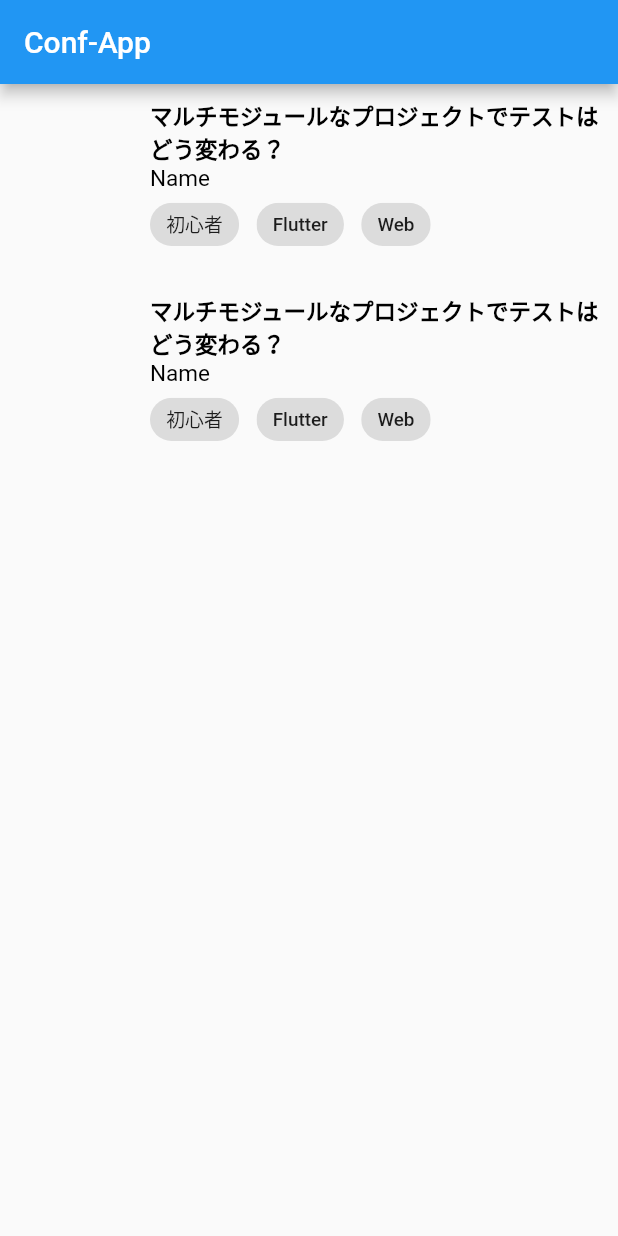
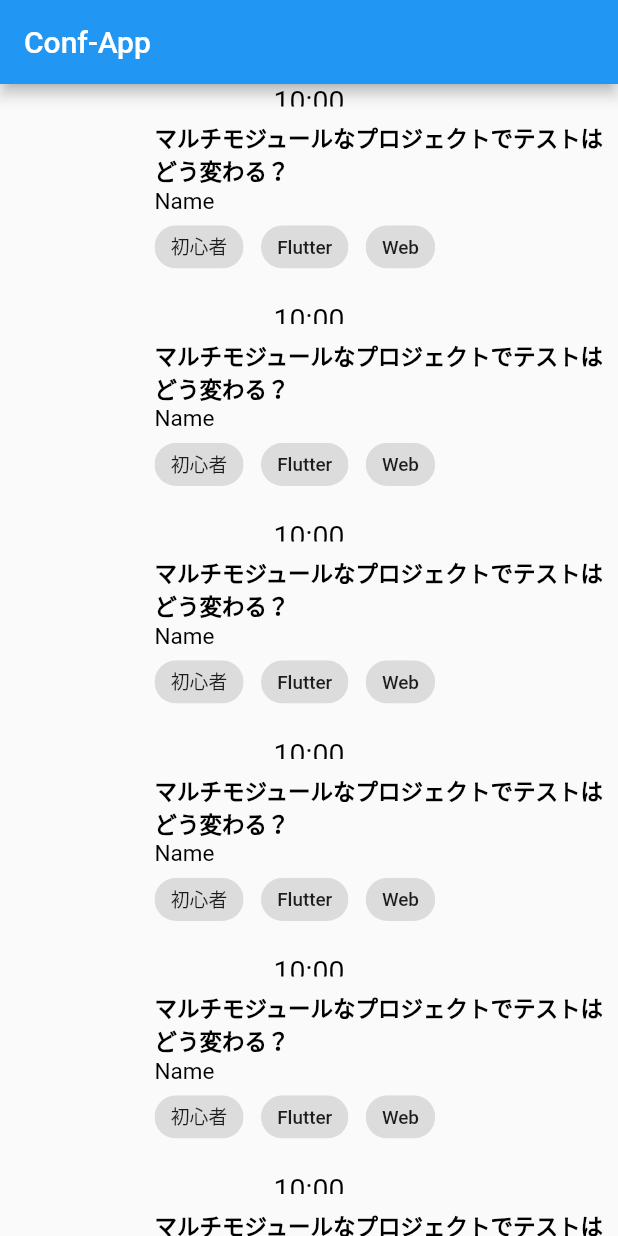
Before and after one commit to KouT127/conf_clone_app, a Flutter app: the screen it shows after launch, on a phone screen of 412 x 824 dp. Run offline on Flutter 3.47's test engine with Material 2 defaults, Android fonts, the phone set to English and light mode, and no system bars; drawn by our look-alikes of sticky_headers.

Commit message:
Add StickyHeader in TimeTableView

```diff
--- a/conf_clone_app/lib/ui/pages/time_table.dart
+++ b/conf_clone_app/lib/ui/pages/time_table.dart
@@ -1,4 +1,30 @@
 import 'package:flutter/material.dart';
+import 'package:sticky_headers/sticky_headers.dart';
+
+class TimeTableView extends StatelessWidget {
+  @override
+  Widget build(BuildContext context) {
+    return Flex(
+      direction: Axis.vertical,
+      children: <Widget>[
+        SizedBox(
+          height: 25.0,
+          width: double.infinity,
+          child: Flex(
+            direction: Axis.horizontal,
+            children: <Widget>[
+              Text(
+                '2019.2.14',
+                style: TextStyle(fontSize: 22.0, color: Colors.grey),
+              )
+            ],
+          ),
+        ),
+        Expanded(child: TimeTableList())
+      ],
+    );
+  }
+}
 
 class TimeTableList extends StatefulWidget {
   @override
@@ -8,9 +34,31 @@ class TimeTableList extends StatefulWidget {
 class _TimeTableListState extends State<TimeTableList> {
   @override
   Widget build(BuildContext context) {
+    Size size = MediaQuery.of(context).size;
+    double sectionWidth = size.width / 4.0;
+
     return ListView.builder(
       itemBuilder: (context, index) {
-        return TimeTableTile(PresentationList[index]);
+        return StickyHeader(
+            header: Container(
+              height: 15,
+              child: SizedBox(
+                width: sectionWidth,
+                height: double.infinity,
+                child: Text(
+                  PresentationList[index].getStringTime(),
+                  textAlign: TextAlign.center,
+                  style: TextStyle(
+                    fontSize: 19.0,
+                    color: Colors.black,
+                  ),
+                ),
+              ),
+            ),
+            content: Container(
+              margin: EdgeInsets.fromLTRB(sectionWidth, 10, 10, 10),
+              child: TimeTableTile(PresentationList[index]),
+            ));
       },
       itemCount: PresentationList.length,
     );
@@ -28,7 +76,6 @@ class TimeTableTile extends StatelessWidget {
   @override
   Widget build(BuildContext context) {
     return Container(
-      margin: EdgeInsets.fromLTRB(100, 10, 10, 10),
         child: Column(
       crossAxisAlignment: CrossAxisAlignment.start,
       children: <Widget>[
@@ -36,25 +83,17 @@ class TimeTableTile extends StatelessWidget {
           presentation.title,
           textAlign: TextAlign.left,
           style: TextStyle(
-                  fontSize: 15.0,
-                  color: Colors.black,
-                  fontWeight: FontWeight.bold
+              fontSize: 15.0, color: Colors.black, fontWeight: FontWeight.bold),
         ),
-            ),
-            Text(
-                presentation.name,
+        Text(presentation.name,
             textAlign: TextAlign.left,
             style: TextStyle(
               fontSize: 15.0,
               color: Colors.black,
-                )
-            ),
-          Wrap(spacing: 5.0,
-            children: _buildTags(presentation.tags)
-          )
+            )),
+        Wrap(spacing: 5.0, children: _buildTags(presentation.tags))
       ],
-      )
-    );
+    ));
   }
 }
 
@@ -71,12 +110,110 @@ List<Widget> _buildTags(List<String> tags) {
 }
 
 const PresentationList = [
-  Presentation(title: 'マルチモジュールなプロジェクトでテストはどう変わる？', name: 'Name', content: 'content', tags: [
+  Presentation(
+      title: 'マルチモジュールなプロジェクトでテストはどう変わる？',
+      name: 'Name',
+      content: '19:20',
+      tags: [
         '初心者',
         'Flutter',
         'Web',
       ]),
-  Presentation(title: 'マルチモジュールなプロジェクトでテストはどう変わる？', name: 'Name', content: 'content', tags: [
+  Presentation(
+      title: 'マルチモジュールなプロジェクトでテストはどう変わる？',
+      name: 'Name',
+      content: '19:30^',
+      tags: [
+        '初心者',
+        'Flutter',
+        'Web',
+      ]),
+  Presentation(
+      title: 'マルチモジュールなプロジェクトでテストはどう変わる？',
+      name: 'Name',
+      content: 'content',
+      tags: [
+        '初心者',
+        'Flutter',
+        'Web',
+      ]),
+  Presentation(
+      title: 'マルチモジュールなプロジェクトでテストはどう変わる？',
+      name: 'Name',
+      content: 'content',
+      tags: [
+        '初心者',
+        'Flutter',
+        'Web',
+      ]),
+  Presentation(
+      title: 'マルチモジュールなプロジェクトでテストはどう変わる？',
+      name: 'Name',
+      content: 'content',
+      tags: [
+        '初心者',
+        'Flutter',
+        'Web',
+      ]),
+  Presentation(
+      title: 'マルチモジュールなプロジェクトでテストはどう変わる？',
+      name: 'Name',
+      content: 'content',
+      tags: [
+        '初心者',
+        'Flutter',
+        'Web',
+      ]),
+  Presentation(
+      title: 'マルチモジュールなプロジェクトでテストはどう変わる？',
+      name: 'Name',
+      content: '19:20',
+      tags: [
+        '初心者',
+        'Flutter',
+        'Web',
+      ]),
+  Presentation(
+      title: 'マルチモジュールなプロジェクトでテストはどう変わる？',
+      name: 'Name',
+      content: '19:30^',
+      tags: [
+        '初心者',
+        'Flutter',
+        'Web',
+      ]),
+  Presentation(
+      title: 'マルチモジュールなプロジェクトでテストはどう変わる？',
+      name: 'Name',
+      content: 'content',
+      tags: [
+        '初心者',
+        'Flutter',
+        'Web',
+      ]),
+  Presentation(
+      title: 'マルチモジュールなプロジェクトでテストはどう変わる？',
+      name: 'Name',
+      content: 'content',
+      tags: [
+        '初心者',
+        'Flutter',
+        'Web',
+      ]),
+  Presentation(
+      title: 'マルチモジュールなプロジェクトでテストはどう変わる？',
+      name: 'Name',
+      content: 'content',
+      tags: [
+        '初心者',
+        'Flutter',
+        'Web',
+      ]),
+  Presentation(
+      title: 'マルチモジュールなプロジェクトでテストはどう変わる？',
+      name: 'Name',
+      content: 'content',
+      tags: [
         '初心者',
         'Flutter',
         'Web',
@@ -90,16 +227,15 @@ class Presentation {
   final List<String> tags;
   final DateTime time;
 
-  const Presentation({
-    this.title,
-    this.name,
-    this.content,
-    this.tags,
-    this.time
-  });
+  const Presentation(
+      {this.title, this.name, this.content, this.tags, this.time});
 
   @override
   String toString() {
     return 'Presentation { title: $title, content: $content, tags: $tags)';
   }
+
+  String getStringTime() {
+    return '10:00';
   }
+}
--- a/conf_clone_app/pubspec.yaml
+++ b/conf_clone_app/pubspec.yaml
@@ -19,6 +19,7 @@ dependencies:
   # The following adds the Cupertino Icons font to your application.
   # Use with the CupertinoIcons class for iOS style icons.
   cupertino_icons: ^0.1.2
+  sticky_headers: "^0.1.7"
 
 dev_dependencies:
   flutter_test:
```
Lines whose indentation alone changed are shown as unchanged.
